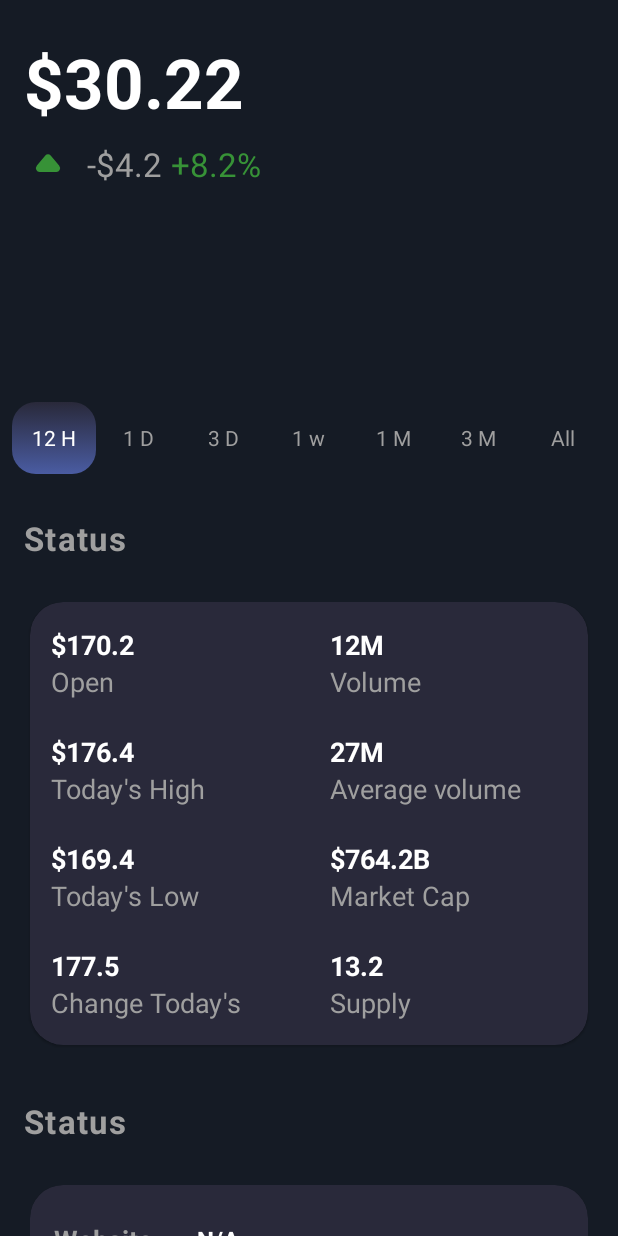
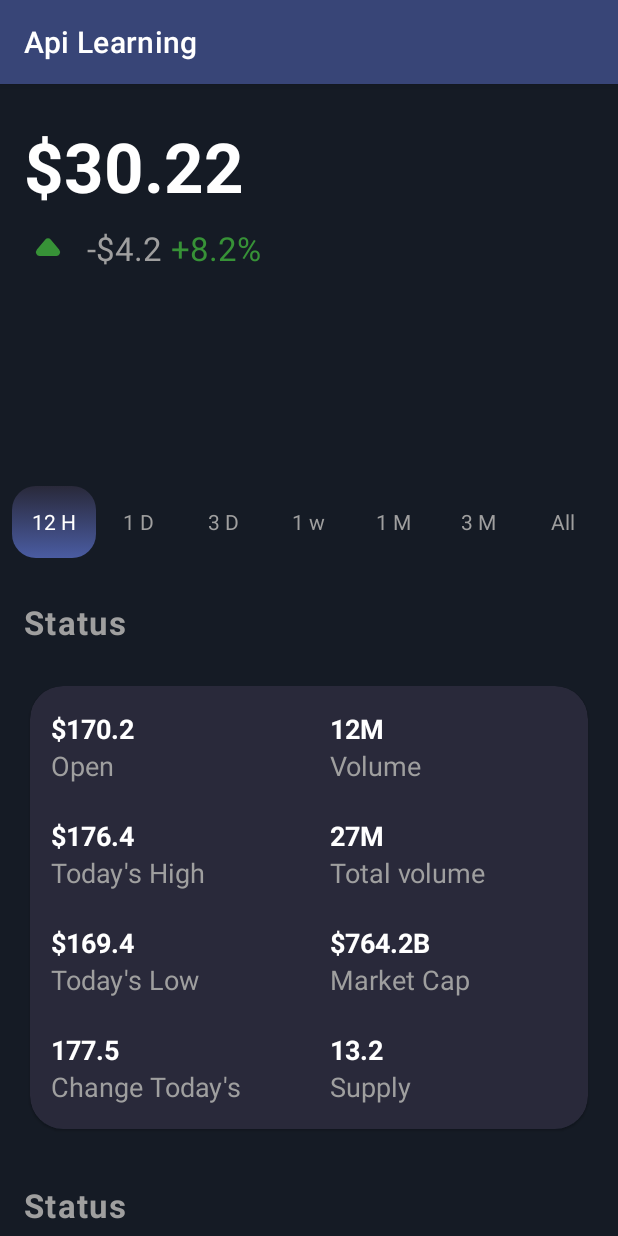
Before and after one commit to merajdh/Api_Learning, an Android app: the layout activity_coin2.xml on its own in the app's theme, with its tools: preview values and no code run, on a phone screen of 412 x 824 dp. Run offline under Robolectric (Android 15) with nearby library versions, the phone set to English and light mode, and no system bars.

```diff
--- a/app/src/main/res/layout/fragment_coin.xml
+++ b/app/src/main/res/layout/activity_coin2.xml
@@ -10,10 +10,13 @@
         android:layout_height="match_parent"
         android:background="?attr/colorPrimary"
         android:orientation="vertical">
+        <include layout="@layout/moudule_toolbar"
+            android:id="@+id/moudule_toolbar"/>
 
         <include layout="@layout/moudule_one_coin" />
 
-        <include layout="@layout/moudule_two_coin" />
+        <include layout="@layout/moudule_two_coin"
+            android:id="@+id/moudule_two_coin"/>
 
         <include layout="@layout/moudule_three_coin" />
 
--- a/app/src/main/res/layout/fragment_market.xml
+++ b/app/src/main/res/layout/activity_market.xml
@@ -12,7 +12,7 @@
 
     <androidx.swiperefreshlayout.widget.SwipeRefreshLayout
         android:layout_width="match_parent"
-
+        android:id="@+id/refresh"
         android:layout_height="match_parent">
 
         <androidx.core.widget.NestedScrollView
--- a/app/src/main/res/layout/moudule_three_coin.xml
+++ b/app/src/main/res/layout/moudule_three_coin.xml
@@ -30,7 +30,7 @@
             android:layout_height="match_parent">
 
             <TextView
-                android:id="@+id/textView5"
+                android:id="@+id/txt_open"
                 style="@style/CoinBitText.Body1"
                 android:layout_width="wrap_content"
                 android:layout_height="wrap_content"
@@ -52,9 +52,9 @@
                 android:text="N/A"
                 android:textColor="@color/white"
                 android:textStyle="normal|bold"
-                app:layout_constraintBottom_toBottomOf="@+id/textView5"
+                app:layout_constraintBottom_toBottomOf="@+id/txt_open"
                 app:layout_constraintStart_toStartOf="@+id/guideline2"
-                app:layout_constraintTop_toTopOf="@+id/textView5" />
+                app:layout_constraintTop_toTopOf="@+id/txt_open" />
 
             <TextView
                 android:id="@+id/textView21"
@@ -66,8 +66,8 @@
                 android:textColor="@color/gray"
                 android:textSize="18sp"
                 android:textStyle="bold"
-                app:layout_constraintStart_toStartOf="@+id/textView5"
-                app:layout_constraintTop_toBottomOf="@+id/textView5" />
+                app:layout_constraintStart_toStartOf="@+id/txt_open"
+                app:layout_constraintTop_toBottomOf="@+id/txt_open" />
 
 
             <TextView
@@ -93,7 +93,6 @@
                 android:textColor="@color/gray"
                 android:textSize="18sp"
                 android:textStyle="bold"
-                app:layout_constraintEnd_toEndOf="@+id/textView21"
                 app:layout_constraintStart_toStartOf="@+id/textView21"
                 app:layout_constraintTop_toBottomOf="@+id/textView21" />
 
@@ -150,7 +149,10 @@
                 android:id="@+id/view"
                 android:layout_width="match_parent"
                 android:layout_height="2dp"
+                android:backgroundTint="@color/gray"
                 android:layout_marginTop="12dp"
+                android:layout_marginEnd="20dp"
+                android:layout_marginStart="20dp"
                 app:layout_constraintEnd_toEndOf="parent"
                 app:layout_constraintStart_toStartOf="parent"
                 app:layout_constraintTop_toBottomOf="@+id/textView27" />
--- a/app/src/main/res/layout/moudule_toolbar.xml
+++ b/app/src/main/res/layout/moudule_toolbar.xml
@@ -7,6 +7,7 @@
 
     <androidx.appcompat.widget.Toolbar
         app:title="@string/app_name"
+        android:id="@+id/toolBar"
         app:titleTextColor="@color/white"
         android:layout_width="match_parent"
         android:layout_height="match_parent"/>
--- a/app/src/main/res/layout/moudule_two_coin.xml
+++ b/app/src/main/res/layout/moudule_two_coin.xml
@@ -30,7 +30,7 @@
             android:layout_height="wrap_content">
 
             <TextView
-                android:id="@+id/textView5"
+                android:id="@+id/txt_open"
                 style="@style/CoinBitText.Body1"
                 android:layout_width="wrap_content"
                 android:layout_height="wrap_content"
@@ -51,13 +51,13 @@
                 android:layout_height="wrap_content"
                 android:text="Open"
                 android:textColor="@color/gray"
-                app:layout_constraintStart_toStartOf="@+id/textView5"
-                app:layout_constraintTop_toBottomOf="@+id/textView5" />
+                app:layout_constraintStart_toStartOf="@+id/txt_open"
+                app:layout_constraintTop_toBottomOf="@+id/txt_open" />
 
 
             <TextView
                 android:layout_marginTop="22dp"
-                android:id="@+id/textView7"
+                android:id="@+id/txt_high_today"
                 style="@style/CoinBitText.Body1"
                 android:layout_width="wrap_content"
                 android:layout_height="wrap_content"
@@ -75,8 +75,8 @@
                 android:layout_height="wrap_content"
                 android:text="Today's High"
                 android:textColor="@color/gray"
-                app:layout_constraintStart_toStartOf="@+id/textView7"
-                app:layout_constraintTop_toBottomOf="@+id/textView7" />
+                app:layout_constraintStart_toStartOf="@+id/txt_high_today"
+                app:layout_constraintTop_toBottomOf="@+id/txt_high_today" />
 
 
             <TextView
@@ -93,7 +93,7 @@
                 app:layout_constraintTop_toBottomOf="@+id/textView8" />
 
             <TextView
-                android:id="@+id/textView10"
+                android:id="@+id/txt_low_today"
                 style="@style/CoinBitText.BodyAlternate"
                 android:layout_width="wrap_content"
                 android:layout_height="wrap_content"
@@ -111,7 +111,7 @@
 
             <TextView
                 android:layout_marginTop="22dp"
-                android:id="@+id/textView11"
+                android:id="@+id/txt_change_today"
                 style="@style/CoinBitText.Body1"
                 android:layout_width="wrap_content"
                 android:layout_height="wrap_content"
@@ -119,8 +119,8 @@
                 android:textColor="@color/white"
                 android:textSize="18sp"
                 android:textStyle="bold"
-                app:layout_constraintStart_toStartOf="@+id/textView10"
-                app:layout_constraintTop_toBottomOf="@+id/textView10" />
+                app:layout_constraintStart_toStartOf="@+id/txt_low_today"
+                app:layout_constraintTop_toBottomOf="@+id/txt_low_today" />
 
             <TextView
                 style="@style/CoinBitText.BodyAlternate"
@@ -129,12 +129,12 @@
                 android:text="Change Today's"
                 android:textColor="@color/gray"
                 android:paddingBottom="16dp"
-                app:layout_constraintStart_toStartOf="@+id/textView11"
-                app:layout_constraintTop_toBottomOf="@+id/textView11" />
+                app:layout_constraintStart_toStartOf="@+id/txt_change_today"
+                app:layout_constraintTop_toBottomOf="@+id/txt_change_today" />
 
 
             <TextView
-                android:id="@+id/textView12"
+                android:id="@+id/txt_vol"
                 style="@style/CoinBitText.Body1"
                 android:layout_marginStart="14dp"
                 android:layout_marginTop="16dp"
@@ -154,12 +154,12 @@
                 android:layout_height="wrap_content"
                 android:text="Volume"
                 android:textColor="@color/gray"
-                app:layout_constraintStart_toStartOf="@+id/textView12"
-                app:layout_constraintTop_toBottomOf="@+id/textView12" />
+                app:layout_constraintStart_toStartOf="@+id/txt_vol"
+                app:layout_constraintTop_toBottomOf="@+id/txt_vol" />
 
             <TextView
                 android:layout_marginTop="22dp"
-                android:id="@+id/textView14"
+                android:id="@+id/txt_total_vol"
                 style="@style/CoinBitText.Body1"
                 android:layout_width="wrap_content"
                 android:layout_height="wrap_content"
@@ -175,15 +175,14 @@
                 style="@style/CoinBitText.BodyAlternate"
                 android:layout_width="wrap_content"
                 android:layout_height="wrap_content"
-                android:text="Average volume"
+                android:text="Total volume"
                 android:textColor="@color/gray"
-                app:layout_constraintStart_toStartOf="@+id/textView14"
-                app:layout_constraintTop_toBottomOf="@+id/textView14" />
+                app:layout_constraintStart_toStartOf="@+id/txt_total_vol"
+                app:layout_constraintTop_toBottomOf="@+id/txt_total_vol" />
 
             <TextView
                 android:layout_marginTop="22dp"
-
-                android:id="@+id/textView16"
+                android:id="@+id/txt_market_cap"
                 style="@style/CoinBitText.Body1"
                 android:layout_width="wrap_content"
                 android:layout_height="wrap_content"
@@ -201,11 +200,11 @@
                 android:layout_height="wrap_content"
                 android:text="Market Cap"
                 android:textColor="@color/gray"
-                app:layout_constraintStart_toStartOf="@+id/textView16"
-                app:layout_constraintTop_toBottomOf="@+id/textView16" />
+                app:layout_constraintStart_toStartOf="@+id/txt_market_cap"
+                app:layout_constraintTop_toBottomOf="@+id/txt_market_cap" />
 
             <TextView
-                android:id="@+id/textView18"
+                android:id="@+id/txt_supply"
                 style="@style/CoinBitText.Body1"
                 android:layout_width="wrap_content"
                 android:layout_height="wrap_content"
@@ -225,8 +224,8 @@
                 android:paddingBottom="16dp"
                 android:text="Supply"
                 android:textColor="@color/gray"
-                app:layout_constraintStart_toStartOf="@+id/textView18"
-                app:layout_constraintTop_toBottomOf="@+id/textView18" />
+                app:layout_constraintStart_toStartOf="@+id/txt_supply"
+                app:layout_constraintTop_toBottomOf="@+id/txt_supply" />
 
 
         </androidx.constraintlayout.widget.ConstraintLayout>
```
Also changed, not shown: app/src/main/AndroidManifest.xml (+5 -5 lines), app/src/main/java/com/example/myapplicationtest/Ui/Coin/Coin_Activity.kt (added, +56 -0 lines), app/src/main/java/com/example/myapplicationtest/Ui/CoinActivity/CoinActivity.kt (deleted, +0 -17 lines), app/src/main/java/com/example/myapplicationtest/Ui/market/MainActivityMarket.kt (+23 -6 lines).
